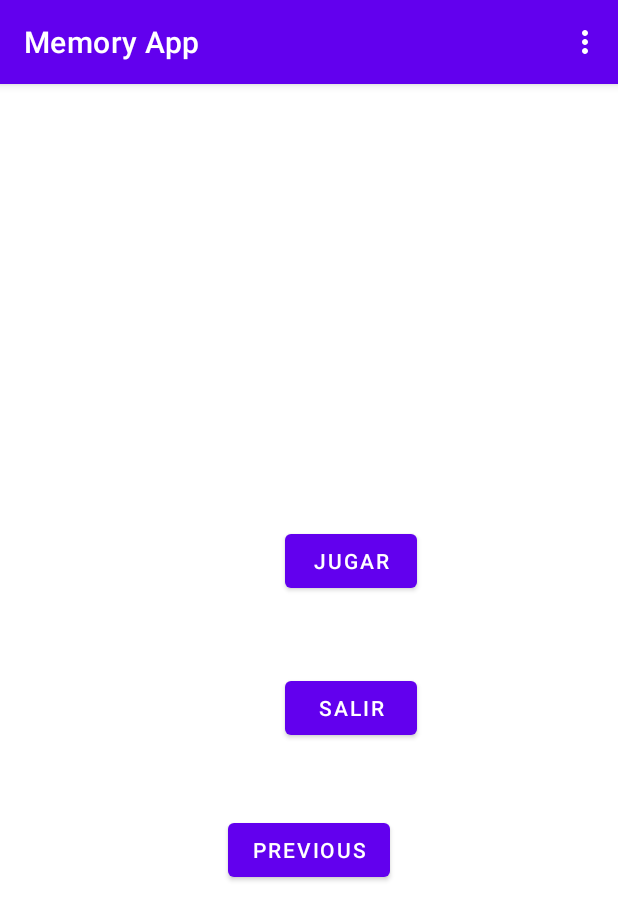
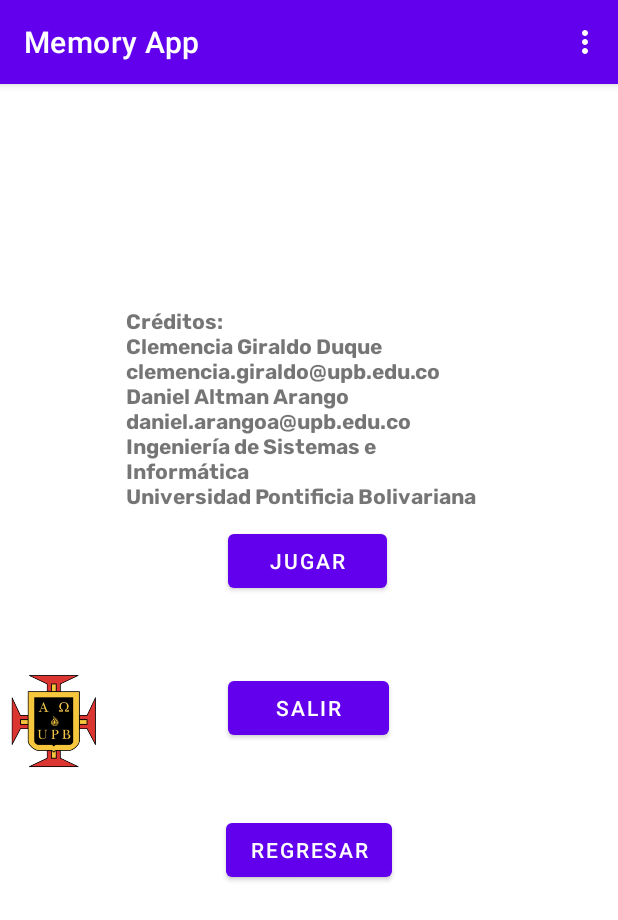
Before and after one commit to darango401/Memory, an Android app: the SecondFragment screen opened through its navigation route, on a phone screen of 412 x 824 dp. Shown: the top 920 px of the screen. Run offline under Robolectric (Android 15) with nearby library versions, the phone set to English and light mode, and no system bars; Roboto replaces fonts that are not available here; 2 statements that could not run were skipped.

Commit message:
Intregración sección créditos

```diff
--- /dev/null
+++ b/MemoryApplication/app/src/main/res/font/rubik_bold.xml
@@ -0,0 +1,7 @@
+<?xml version="1.0" encoding="utf-8"?>
+<font-family xmlns:app="http://schemas.android.com/apk/res-auto"
+        app:fontProviderAuthority="com.google.android.gms.fonts"
+        app:fontProviderPackage="com.google.android.gms"
+        app:fontProviderQuery="name=Rubik&amp;weight=700"
+        app:fontProviderCerts="@array/com_google_android_gms_fonts_certs">
+</font-family>
--- a/MemoryApplication/app/src/main/res/layout/activity_main.xml
+++ b/MemoryApplication/app/src/main/res/layout/activity_main.xml
@@ -36,10 +36,10 @@
 
         <Button
             android:id="@+id/botonMainJugar"
-            android:layout_width="wrap_content"
+            android:layout_width="106dp"
             android:layout_height="wrap_content"
-            android:layout_marginStart="190sp"
-            android:layout_marginLeft="190sp"
+            android:layout_marginStart="152sp"
+            android:layout_marginLeft="152sp"
 
             android:layout_marginTop="300sp"
             android:text="@string/boton_init_play"
@@ -48,10 +48,10 @@
 
         <Button
             android:id="@+id/botonMainSalir"
-            android:layout_width="wrap_content"
+            android:layout_width="107dp"
             android:layout_height="wrap_content"
-            android:layout_marginStart="190sp"
-            android:layout_marginLeft="190sp"
+            android:layout_marginStart="152sp"
+            android:layout_marginLeft="152sp"
             android:layout_marginTop="50sp"
             android:text="Salir"
             android:visibility="visible"
--- a/MemoryApplication/app/src/main/res/layout/fragment_first.xml
+++ b/MemoryApplication/app/src/main/res/layout/fragment_first.xml
@@ -16,14 +16,16 @@
         android:textSize="25sp"
         app:layout_constraintBottom_toTopOf="@id/button_first"
         app:layout_constraintEnd_toEndOf="parent"
+        app:layout_constraintHorizontal_bias="0.498"
         app:layout_constraintStart_toStartOf="parent"
-        app:layout_constraintTop_toTopOf="parent" />
+        app:layout_constraintTop_toTopOf="parent"
+        app:layout_constraintVertical_bias="0.267" />
 
     <Button
         android:id="@+id/button_first"
         android:layout_width="wrap_content"
         android:layout_height="wrap_content"
-        android:layout_marginBottom="204dp"
+        android:layout_marginBottom="52dp"
         android:text="Créditos"
         app:layout_constraintBottom_toBottomOf="parent"
         app:layout_constraintEnd_toEndOf="parent"
--- a/MemoryApplication/app/src/main/res/layout/fragment_second.xml
+++ b/MemoryApplication/app/src/main/res/layout/fragment_second.xml
@@ -21,10 +21,30 @@
         android:id="@+id/button_second"
         android:layout_width="wrap_content"
         android:layout_height="wrap_content"
-        android:text="@string/previous"
-        app:layout_constraintTop_toBottomOf="@id/textview_second"
+        android:text="REGRESAR"
+        app:layout_constraintBottom_toBottomOf="parent"
+        app:layout_constraintEnd_toEndOf="parent"
         app:layout_constraintStart_toStartOf="parent"
+        app:layout_constraintTop_toBottomOf="@id/textview_second" />
+
+    <TextView
+        android:id="@+id/textView"
+        android:layout_width="244dp"
+        android:layout_height="220dp"
+        android:layout_marginBottom="400dp"
+        android:fontFamily="@font/rubik_bold"
+        android:includeFontPadding="true"
+        android:text="Créditos:\nClemencia Giraldo Duque\nclemencia.giraldo@upb.edu.co\nDaniel Altman Arango\ndaniel.arangoa@upb.edu.co\nIngeniería de Sistemas e Informática \nUniversidad Pontificia Bolivariana"
+        app:layout_constraintBottom_toBottomOf="parent"
         app:layout_constraintEnd_toEndOf="parent"
-        app:layout_constraintBottom_toBottomOf="parent"
-        />
+        app:layout_constraintStart_toStartOf="parent" />
+
+    <ImageView
+        android:id="@+id/imageView"
+        android:layout_width="73dp"
+        android:layout_height="63dp"
+        android:layout_marginTop="25dp"
+        android:src="@drawable/UPB_Escudo"
+        app:layout_constraintTop_toBottomOf="@+id/textView"
+        tools:layout_editor_absoluteX="169dp" />
 </androidx.constraintlayout.widget.ConstraintLayout>
--- a/MemoryApplication/app/src/main/res/values/preloaded_fonts.xml
+++ b/MemoryApplication/app/src/main/res/values/preloaded_fonts.xml
@@ -2,5 +2,6 @@
 <resources>
     <array name="preloaded_fonts" translatable="false">
         <item>@font/berkshire_swash</item>
+        <item>@font/rubik_bold</item>
     </array>
 </resources>
```
Also changed, not shown: MemoryApplication/app/src/main/res/drawable/UPB_Escudo.png (added).
